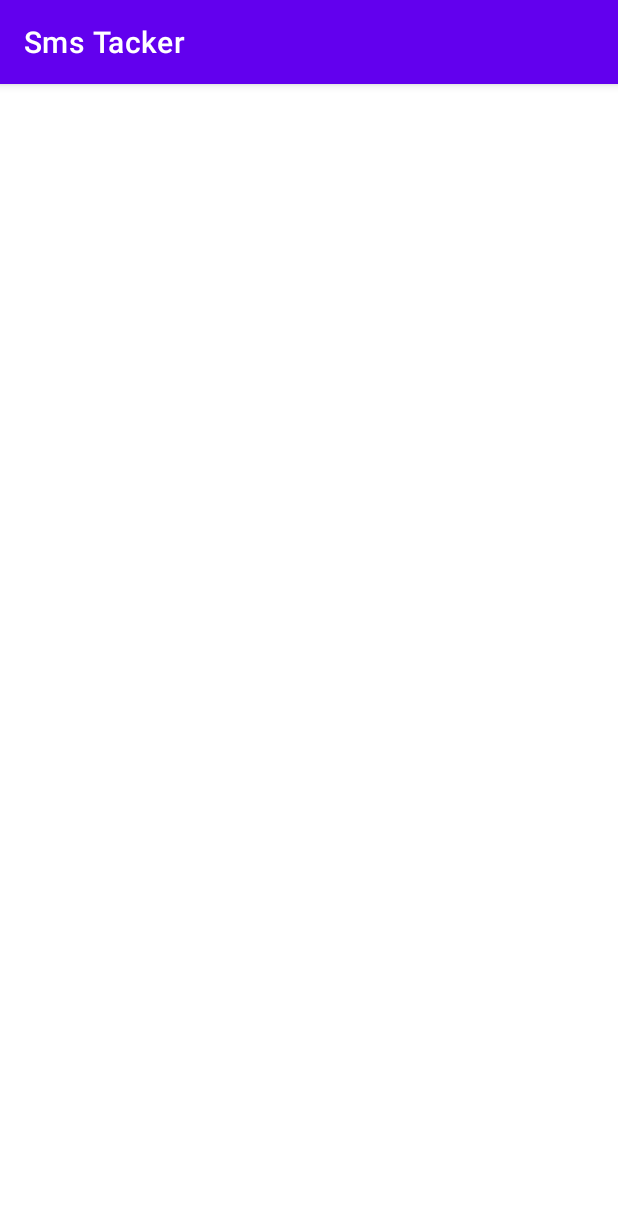
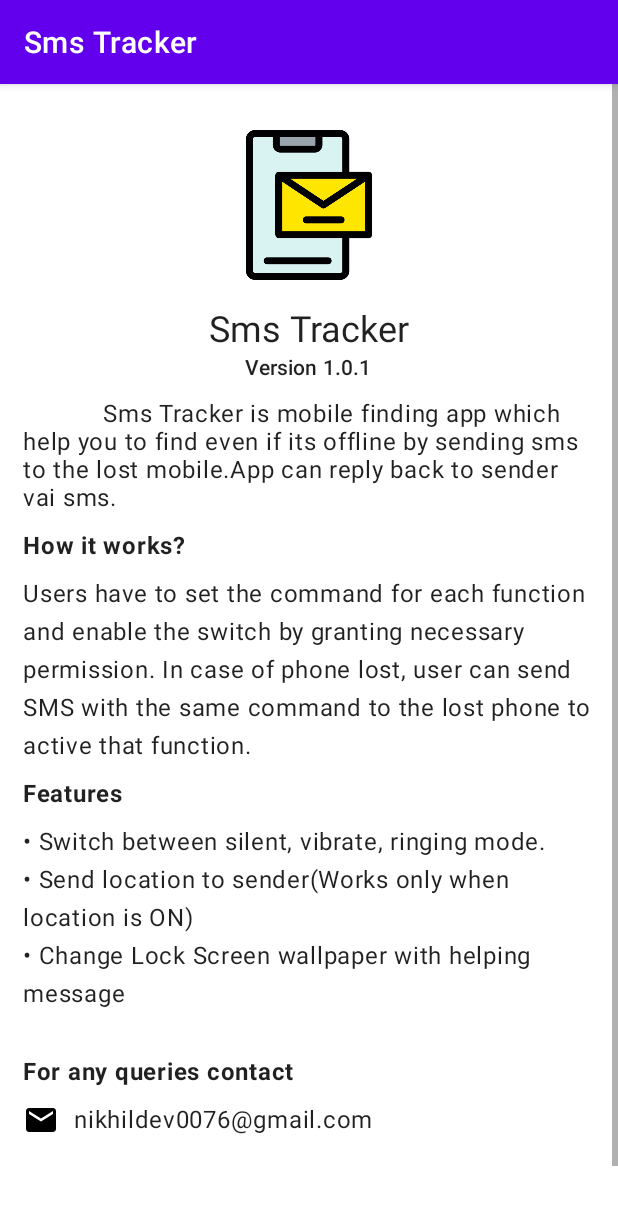
Before and after one commit to Nikhil-Devarkonda/Sms-Tracker, an Android app: the screen it shows after launch (AboutActivity), after a tap on "Settings", on a phone screen of 412 x 824 dp. Shown: the top 1205 px of the screen. Run offline under Robolectric (Android 15) with nearby library versions, the phone set to English and light mode, and no system bars.

Commit message:
Bug fixes

```diff
--- a/app/src/main/java/com/nikhidev/smstacker/utils/Storage.java
+++ b/app/src/main/java/com/nikhidev/smstacker/utils/Storage.java
@@ -72,15 +72,15 @@ public class Storage {
             JSONObject s1 = new JSONObject();
             s1.put("enabled", false);
             s1.put("name", "SILENT");
-            s1.put("command","xyz#silent");
+            s1.put("command","smstracker#silent");
             JSONObject s2 = new JSONObject();
             s2.put("enabled", false);
             s2.put("name", "VOLUME");
-            s2.put("command","xyz#volume");
+            s2.put("command","smstracker#volume");
             JSONObject s3 = new JSONObject();
             s3.put("enabled", false);
             s3.put("name", "VIBRATE");
-            s3.put("command","xyz#vibrate");
+            s3.put("command","smstracker#vibrate");
             sounds.put("SILENT",s1);
             sounds.put("VOLUME",s2);
             sounds.put("VIBRATE",s3);
@@ -97,7 +97,7 @@ public class Storage {
             f2.put("name", "WALLPAPER");
             f2.put("message", "This mobile is lost by\nowner\nPlease call\n{}\n to return it");
             JSONObject findPhone = new JSONObject();
-            findPhone.put("command","xyz#find_phone");
+            findPhone.put("command","smstracker#find_phone");
             findPhone.put("LOCATION",f1);
             findPhone.put("WALLPAPER",f2);
             root.put(FINDPHONEKEY,findPhone);
--- /dev/null
+++ b/app/src/main/res/drawable/ic_baseline_email_24.xml
@@ -0,0 +1,5 @@
+<vector android:height="24dp" android:tint="#000000"
+    android:viewportHeight="24" android:viewportWidth="24"
+    android:width="24dp" xmlns:android="http://schemas.android.com/apk/res/android">
+    <path android:fillColor="@android:color/white" android:pathData="M20,4L4,4c-1.1,0 -1.99,0.9 -1.99,2L2,18c0,1.1 0.9,2 2,2h16c1.1,0 2,-0.9 2,-2L22,6c0,-1.1 -0.9,-2 -2,-2zM20,8l-8,5 -8,-5L4,6l8,5 8,-5v2z"/>
+</vector>
--- a/app/src/main/res/layout/activity_about.xml
+++ b/app/src/main/res/layout/activity_about.xml
@@ -1,9 +1,118 @@
 <?xml version="1.0" encoding="utf-8"?>
-<androidx.constraintlayout.widget.ConstraintLayout xmlns:android="http://schemas.android.com/apk/res/android"
+<ScrollView xmlns:android="http://schemas.android.com/apk/res/android"
     xmlns:app="http://schemas.android.com/apk/res-auto"
     xmlns:tools="http://schemas.android.com/tools"
     android:layout_width="match_parent"
     android:layout_height="match_parent"
-    tools:context=".AboutActivity">
+    tools:context=".AboutActivity"
+    android:orientation="vertical">
 
-</androidx.constraintlayout.widget.ConstraintLayout>
+    <LinearLayout
+        android:layout_width="match_parent"
+        android:layout_height="wrap_content"
+        android:orientation="vertical"
+        android:gravity="center"
+        android:padding="15dp"
+        >
+
+        <ImageView
+            android:layout_width="100dp"
+            android:layout_height="100dp"
+            android:src="@drawable/sms"
+            android:layout_marginVertical="15dp"
+
+            />
+
+        <TextView
+            android:layout_width="wrap_content"
+            android:layout_height="wrap_content"
+            android:text="@string/app_name"
+            style="@style/TextAppearance.MaterialComponents.Headline5"
+            />
+
+
+        <TextView
+            android:layout_width="wrap_content"
+            android:layout_height="wrap_content"
+            android:text="Version 1.0.1"
+            style="@style/TextAppearance.MaterialComponents.Subtitle2"
+            />
+
+
+        <TextView
+            android:layout_marginTop="10dp"
+            android:layout_width="match_parent"
+            android:layout_height="wrap_content"
+            android:text="@string/about_text"
+            style="@style/TextAppearance.MaterialComponents.Body1"
+            />
+
+        <TextView
+            android:layout_marginTop="10dp"
+            android:layout_width="match_parent"
+            android:layout_height="wrap_content"
+            android:text="How it works?"
+            style="@style/TextAppearance.MaterialComponents.Body1"
+            android:textStyle="bold"
+            android:layout_marginBottom="10dp"
+            />
+
+        <TextView
+            android:layout_width="match_parent"
+            android:layout_height="wrap_content"
+            android:text="@string/about_working"
+            android:lineHeight="25dp"
+            style="@style/TextAppearance.MaterialComponents.Body1"
+            />
+
+        <TextView
+            android:layout_marginTop="10dp"
+            android:layout_width="match_parent"
+            android:layout_height="wrap_content"
+            android:text="Features"
+            style="@style/TextAppearance.MaterialComponents.Body1"
+            android:textStyle="bold"
+            android:layout_marginBottom="10dp"
+            />
+
+        <TextView
+            android:layout_width="match_parent"
+            android:layout_height="wrap_content"
+            android:text="@string/about_feature"
+            android:lineHeight="25dp"
+            style="@style/TextAppearance.MaterialComponents.Body1"
+            />
+
+
+
+        <TextView
+            android:layout_marginTop="30dp"
+            android:layout_width="match_parent"
+            android:layout_height="wrap_content"
+            android:text="For any queries contact"
+            style="@style/TextAppearance.MaterialComponents.Body1"
+            android:textStyle="bold"
+            android:layout_marginBottom="10dp"
+            />
+
+
+        <TextView
+            android:layout_width="match_parent"
+            android:layout_height="wrap_content"
+            android:text="nikhildev0076@gmail.com"
+            android:lineHeight="25dp"
+            android:drawableStart="@drawable/ic_baseline_email_24"
+            android:drawablePadding="10dp"
+            style="@style/TextAppearance.MaterialComponents.Body1"
+            />
+
+
+        <View
+            android:layout_width="match_parent"
+            android:layout_height="100dp"
+            />
+
+
+    </LinearLayout>
+
+</ScrollView>
--- a/app/src/main/res/values/strings.xml
+++ b/app/src/main/res/values/strings.xml
@@ -1,5 +1,5 @@
 <resources>
-    <string name="app_name">Sms Tacker</string>
+    <string name="app_name">Sms Tracker</string>
     <string name="title_activity_main_home">MainActivityHome</string>
     <string name="navigation_drawer_open">Open navigation drawer</string>
     <string name="navigation_drawer_close">Close navigation drawer</string>
@@ -17,7 +17,7 @@
     <string name="dummy_button">Dummy Button</string>
     <string name="dummy_content">DUMMY\nCONTENT</string>
     <string name="title_activity_wallpaper_preview">WallpaperPreviewActivity</string>
-    <string name="about_text">\t\t\t\tSms Tracker is mobile finding which help you to find even if its offline by sending sms to the lost mobile.App can reply back to sender vai sms.</string>
-
-    <string name="about_feature">\u2022 Switch from silent/vibrate mode to ringing mode\n\u2022 Send location to sender(Works only when location is ON)\n\u2022  Change Lock Screen wallpaper with helping message</string>
+    <string name="about_text">\t\t\t\tSms Tracker is mobile finding app which help you to find even if its offline by sending sms to the lost mobile.App can reply back to sender vai sms.</string>
+    <string name="about_feature">\u2022 Switch between silent, vibrate, ringing mode.\n\u2022 Send location to sender(Works only when location is ON)\n\u2022  Change Lock Screen wallpaper with helping message</string>
+    <string name="about_working">Users have to set the command for each function and enable the switch by granting necessary permission. In case of phone lost, user can send SMS with the same command to the lost phone to active that function.</string>
 </resources>
```
Also changed, not shown: 5 other files.
